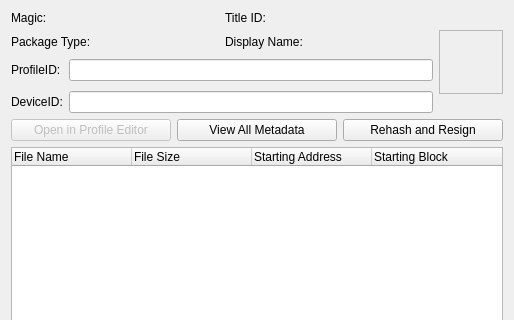
Old version of the form Velocity/packageviewer.ui in the repository hetelek/Velocity; both pictures show x 0 to 514 and y 0 to 320 of the 514 by 498 pixel window.
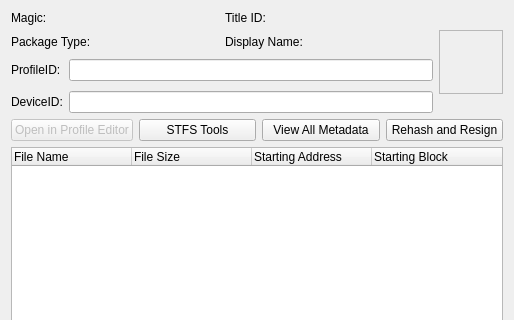
New version of the form. Icons and pictures are not drawn.

Commit message: added gear image

The edit to the form file:
```diff
--- a/Velocity/packageviewer.ui
+++ b/Velocity/packageviewer.ui
@@ -144,6 +144,13 @@
        </property>
       </widget>
      </item>
+     <item>
+      <widget class="QPushButton" name="pushButton">
+       <property name="text">
+        <string>STFS Tools</string>
+       </property>
+      </widget>
+     </item>
      <item>
       <widget class="QPushButton" name="btnViewAll">
        <property name="text">
```
The commit also changes 2 other files.
